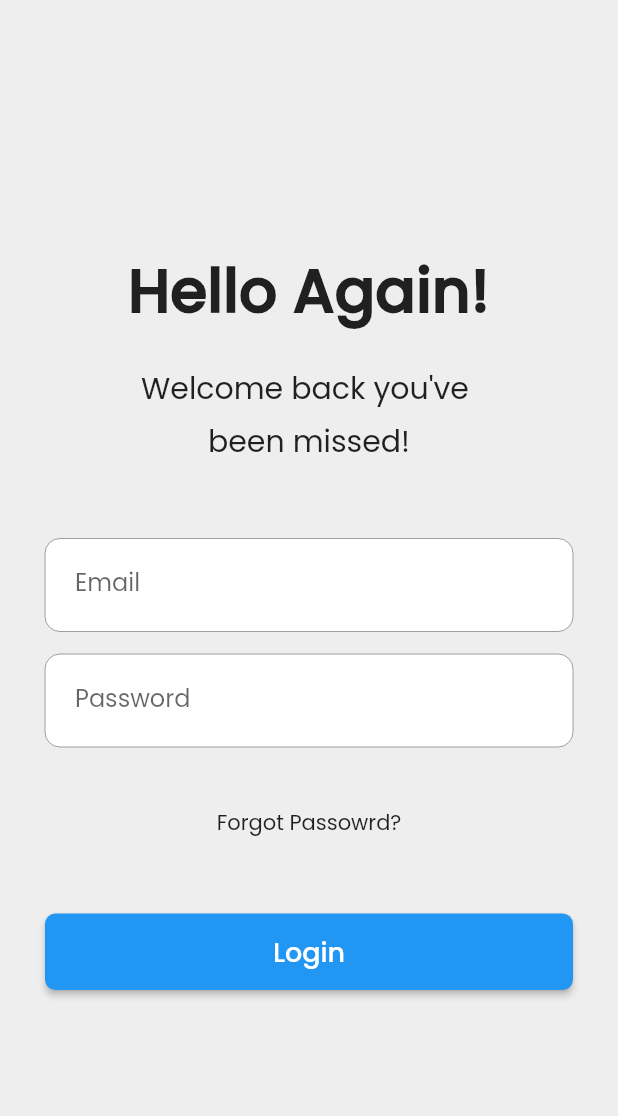
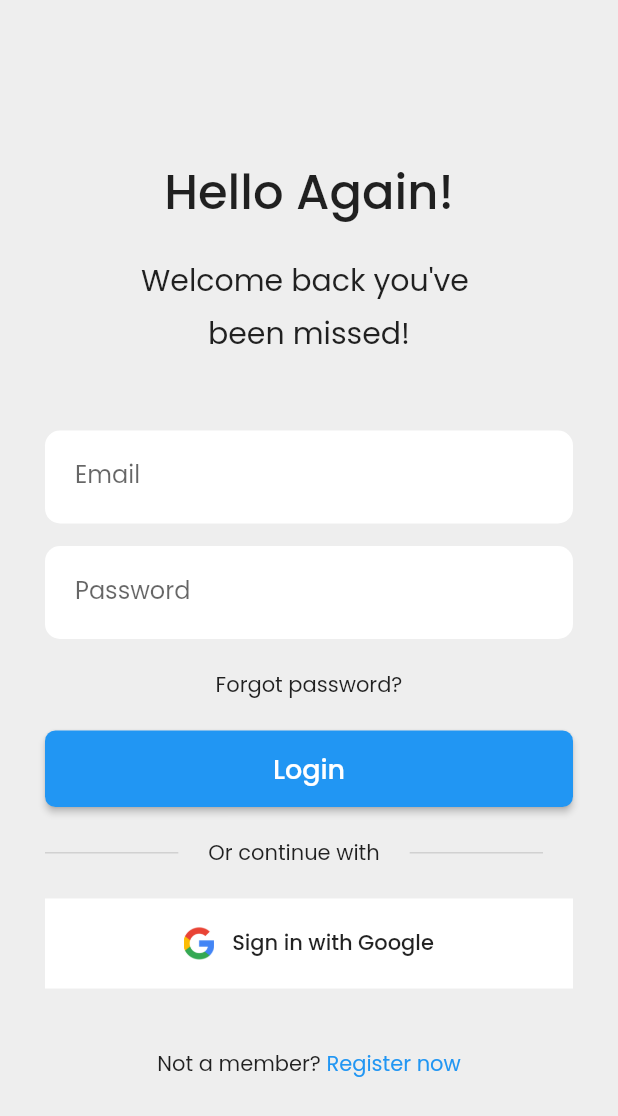
Before and after one commit to thrashraf/task, a Flutter app: the screen it shows after launch, on a phone screen of 412 x 824 dp. Shown: the top 1116 px of the screen. Run offline on Flutter 3.47's test engine with Material 2 defaults, Android fonts, the phone set to English and light mode, and no system bars; our stand-ins replace google_fonts.

Commit message:
finish register

```diff
--- a/lib/screen/Login.dart
+++ b/lib/screen/Login.dart
@@ -1,5 +1,8 @@
+import 'package:flutter/gestures.dart';
 import 'package:flutter/material.dart';
+import 'package:flutter/widgets.dart';
 import 'package:google_fonts/google_fonts.dart';
+import '../widgets/custom_textField.dart';
 
 class Login extends StatefulWidget {
   Login({Key? key}) : super(key: key);
@@ -23,7 +26,7 @@ class _LoginState extends State<Login> {
             children: [
               Text(
                 'Hello Again!',
-                style: TextStyle(fontSize: 40, fontWeight: FontWeight.bold),
+                style: TextStyle(fontSize: 32, fontWeight: FontWeight.w500),
               ),
               SizedBox(
                 height: 20,
@@ -36,17 +39,7 @@ class _LoginState extends State<Login> {
               SizedBox(
                 height: 50,
               ),
-              TextField(
-                decoration: InputDecoration(
-                  labelText: "Email",
-                  filled: true,
-                  fillColor: Colors.white,
-                  contentPadding: EdgeInsets.all(20),
-                  enabledBorder: OutlineInputBorder(
-                      borderSide: BorderSide(color: Colors.grey, width: 0.0),
-                      borderRadius: BorderRadius.circular(10)),
-                ),
-              ),
+              customTextField(placeholder: 'Email'),
               SizedBox(
                 height: 15,
               ),
@@ -57,18 +50,24 @@ class _LoginState extends State<Login> {
                   fillColor: Colors.white,
                   contentPadding: EdgeInsets.all(20),
                   enabledBorder: OutlineInputBorder(
-                      borderSide: BorderSide(color: Colors.grey, width: 0.0),
+                      borderSide:
+                          BorderSide(color: Colors.transparent, width: 0.0),
                       borderRadius: BorderRadius.circular(10)),
                 ),
               ),
               SizedBox(
-                height: 40,
+                height: 20,
               ),
-              Text('Forgot Passowrd?'),
+              GestureDetector(
+                onTap: () => Navigator.pushNamed(context, '/register'),
+                child: Text(
+                  'Forgot password?',
+                ),
+              ),
               SizedBox(
-                height: 50,
+                height: 20,
               ),
-              Container(
+              SizedBox(
                 width: double.infinity,
                 child: ElevatedButton(
                   onPressed: () {},
@@ -82,6 +81,75 @@ class _LoginState extends State<Login> {
                       ),
                       padding: EdgeInsets.all(12)),
                 ),
+              ),
+              SizedBox(height: 20),
+              Row(
+                children: [
+                  Expanded(
+                      child: Divider(
+                    thickness: 1,
+                  )),
+                  SizedBox(
+                    width: 20,
+                  ),
+                  Text('Or continue with'),
+                  SizedBox(
+                    width: 20,
+                  ),
+                  Expanded(
+                      child: Divider(
+                    thickness: 1,
+                  )),
+                  SizedBox(
+                    width: 20,
+                  ),
+                ],
+              ),
+              SizedBox(
+                height: 20,
+              ),
+              SizedBox(
+                  width: double.infinity,
+                  child: InkWell(
+                    onTap: () {},
+                    child: Ink(
+                      color: Colors.white,
+                      child: Padding(
+                        padding: EdgeInsets.all(10),
+                        child: Wrap(
+                          alignment: WrapAlignment.center,
+                          crossAxisAlignment: WrapCrossAlignment.center,
+                          children: [
+                            Image.asset(
+                              'assets/googleIcon.webp',
+                              fit: BoxFit.cover,
+                              width: 20,
+                              height: 40,
+                            ), // <-- Use 'Image.asset(...)' here
+                            SizedBox(width: 12),
+                            Text(
+                              'Sign in with Google',
+                              style: TextStyle(fontWeight: FontWeight.w500),
+                            ),
+                          ],
+                        ),
+                      ),
+                    ),
+                  )),
+              SizedBox(
+                height: 40,
+              ),
+              Wrap(
+                children: [
+                  Text('Not a member?'),
+                  GestureDetector(
+                    onTap: () => Navigator.pushNamed(context, '/register'),
+                    child: Text(
+                      ' Register now',
+                      style: TextStyle(color: Colors.blue),
+                    ),
+                  )
+                ],
               )
             ],
           ),
--- /dev/null
+++ b/lib/widgets/custom_textField.dart
@@ -0,0 +1,29 @@
+import 'package:flutter/material.dart';
+
+class customTextField extends StatefulWidget {
+  String placeholder;
+
+  customTextField({required this.placeholder});
+  @override
+  State<customTextField> createState() => _customTextFieldState();
+}
+
+class _customTextFieldState extends State<customTextField> {
+  @override
+  Widget build(BuildContext context) {
+    return SizedBox(
+      width: double.infinity,
+      child: TextField(
+        decoration: InputDecoration(
+          labelText: widget.placeholder,
+          filled: true,
+          fillColor: Colors.white,
+          contentPadding: EdgeInsets.all(20),
+          enabledBorder: OutlineInputBorder(
+              borderSide: BorderSide(color: Colors.transparent, width: 0.0),
+              borderRadius: BorderRadius.circular(10)),
+        ),
+      ),
+    );
+  }
+}
--- a/pubspec.yaml
+++ b/pubspec.yaml
@@ -57,9 +57,8 @@ flutter:
   uses-material-design: true
 
   # To add assets to your application, add an assets section, like this:
-  # assets:
-  #   - images/a_dot_burr.jpeg
-  #   - images/a_dot_ham.jpeg
+  assets:
+    - assets/
 
   # An image asset can refer to one or more resolution-specific "variants", see
   # https://flutter.dev/assets-and-images/#resolution-aware
```
Also changed, not shown: lib/screen/Register.dart (+65 -2 lines), lib/widgets/custom_passwordField.dart (added, +30 -0 lines), assets/googleIcon.webp (added).
